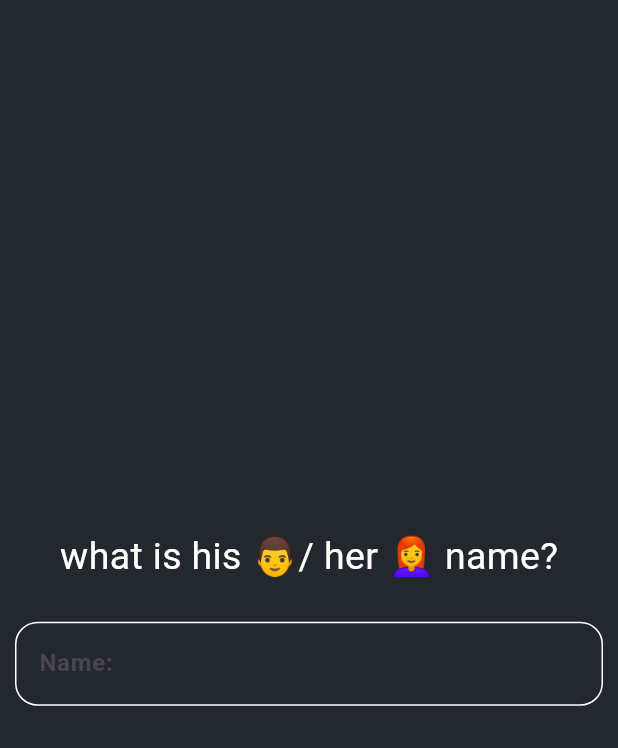
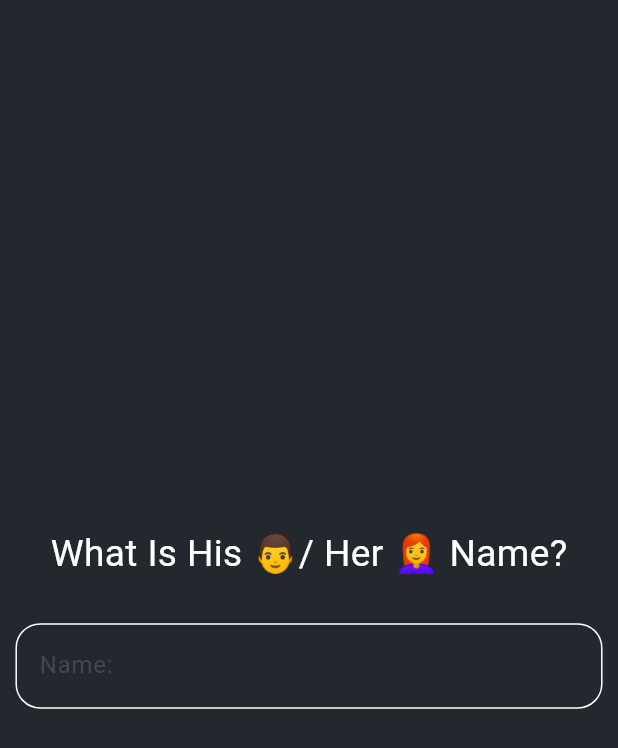
Before and after one commit to hamadadhg/birth_day_card_app, a Flutter app: the screen it shows after launch, on a phone screen of 412 x 824 dp. Shown: the top 748 px of the screen. Run offline on Flutter 3.47's test engine with Material 3 defaults, Android fonts, the phone set to English and light mode, and no system bars; our stand-ins replace flutter_bloc, go_router.

Commit message:
edit on project part four

```diff
--- a/lib/core/utils/components/custom_text_widget.dart
+++ b/lib/core/utils/components/custom_text_widget.dart
@@ -4,7 +4,7 @@ import 'package:flutter/material.dart';
 class CustomTextWidget extends StatelessWidget {
   const CustomTextWidget({
     super.key,
-    this.color = StyleToColors.kWhiteColor,
+    this.color = StyleToColors.whiteColor,
     required this.text,
     this.fontSize = 25,
     this.fontFamily = '',
--- a/lib/core/utils/constants/string_variables.dart
+++ b/lib/core/utils/constants/string_variables.dart
@@ -1,3 +1,5 @@
 final String kNameView = '/';
 
 final String kPartyView = '/PartyView';
+
+final String kBirthDayView = '/BirthDayView';
--- /dev/null
+++ b/lib/core/utils/helpers/get_scale_factor_helper.dart
@@ -0,0 +1,12 @@
+import 'package:flutter/material.dart';
+
+double getScaleFactorHelper({required BuildContext context}) {
+  double width = MediaQuery.sizeOf(context).width;
+  if (width < 600) {
+    return width / 400;
+  } else if (width < 900) {
+    return width / 700;
+  } else {
+    return width / 1000;
+  }
+}
--- a/lib/core/utils/helpers/outline_input_border_helper.dart
+++ b/lib/core/utils/helpers/outline_input_border_helper.dart
@@ -1,13 +1,14 @@
 import 'package:birthday_card_app/core/utils/styles/style_to_colors.dart';
 import 'package:flutter/material.dart';
 
-OutlineInputBorder outlineInputBorderHelper() {
+OutlineInputBorder outlineInputBorderHelper({required BuildContext context}) {
+  double height = MediaQuery.of(context).size.height;
   return OutlineInputBorder(
     borderRadius: BorderRadius.circular(
-      15,
+      height * 0.02,
     ),
     borderSide: BorderSide(
-      color: StyleToColors.kWhiteColor,
+      color: StyleToColors.whiteColor,
     ),
   );
 }
--- a/lib/core/utils/helpers/push_go_router_helper.dart
+++ b/lib/core/utils/helpers/push_go_router_helper.dart
@@ -1,9 +1,8 @@
-import 'package:birthday_card_app/core/utils/constants/string_variables.dart';
 import 'package:flutter/material.dart';
 import 'package:go_router/go_router.dart';
 
-void pushGoRouterHelper({required BuildContext context}) {
+void pushGoRouterHelper({required BuildContext context, required String view}) {
   GoRouter.of(context).push(
-    kPartyView,
+    view,
   );
 }
--- /dev/null
+++ b/lib/core/utils/helpers/responsive_size_to_text.dart
@@ -0,0 +1,14 @@
+import 'package:birthday_card_app/core/utils/helpers/get_scale_factor_helper.dart';
+import 'package:flutter/material.dart';
+
+double responsiveSizeToText(
+    {required double fontSize, required BuildContext context}) {
+  double scaleFactor = getScaleFactorHelper(context: context);
+  double newFontSize = fontSize * scaleFactor;
+  double lowerLimit = fontSize * 0.8;
+  double upperLimit = fontSize * 1.2;
+  return newFontSize.clamp(
+    lowerLimit,
+    upperLimit,
+  );
+}
--- a/lib/core/utils/router/app_router.dart
+++ b/lib/core/utils/router/app_router.dart
@@ -1,6 +1,7 @@
 import 'package:birthday_card_app/core/utils/constants/string_variables.dart';
 import 'package:birthday_card_app/features/name/presentation/views/name_view.dart';
 import 'package:birthday_card_app/features/party/presentation/views/party_view.dart';
+import 'package:birthday_card_app/main.dart';
 import 'package:go_router/go_router.dart';
 
 abstract class AppRouter {
@@ -14,6 +15,10 @@ abstract class AppRouter {
         path: kPartyView,
         builder: (context, state) => const PartyView(),
       ),
+      GoRoute(
+        path: kBirthDayView,
+        builder: (context, state) => const BirthDayCardApp(),
+      ),
     ],
   );
 }
--- a/lib/core/utils/styles/style_to_colors.dart
+++ b/lib/core/utils/styles/style_to_colors.dart
@@ -1,5 +1,5 @@
 import 'package:flutter/material.dart';
 
 abstract class StyleToColors {
-  static const Color kWhiteColor = Colors.white;
+  static const Color whiteColor = Colors.white;
 }
--- /dev/null
+++ b/lib/core/utils/styles/style_to_texts.dart
@@ -0,0 +1,14 @@
+import 'package:birthday_card_app/core/utils/styles/style_to_colors.dart';
+import 'package:flutter/widgets.dart';
+
+abstract class StyleToTexts {
+  static const TextStyle textStyle16 = TextStyle(
+    color: StyleToColors.whiteColor,
+  );
+  static const TextStyle textStyle20 = TextStyle(
+    color: StyleToColors.whiteColor,
+  );
+  static const TextStyle textStyle24 = TextStyle(
+    color: StyleToColors.whiteColor,
+  );
+}
--- a/lib/features/name/presentation/views/name_view.dart
+++ b/lib/features/name/presentation/views/name_view.dart
@@ -3,7 +3,6 @@ import 'package:flutter/material.dart';
 
 class NameView extends StatelessWidget {
   const NameView({super.key});
-  static String homeViewId = 'HomeView';
   @override
   Widget build(BuildContext context) {
     return const Scaffold(
--- a/lib/features/name/presentation/views/widgets/custom_name_view_body.dart
+++ b/lib/features/name/presentation/views/widgets/custom_name_view_body.dart
@@ -1,7 +1,9 @@
+import 'package:birthday_card_app/core/utils/constants/string_variables.dart';
 import 'package:birthday_card_app/core/utils/helpers/push_go_router_helper.dart';
+import 'package:birthday_card_app/core/utils/helpers/responsive_size_to_text.dart';
 import 'package:birthday_card_app/core/utils/managers/cubits/birth_day_cubit/birth_day_cubit.dart';
+import 'package:birthday_card_app/core/utils/styles/style_to_texts.dart';
 import 'package:birthday_card_app/features/name/presentation/views/widgets/custom_text_form_field_widget.dart';
-import 'package:birthday_card_app/core/utils/components/custom_text_widget.dart';
 import 'package:flutter/material.dart';
 import 'package:flutter_bloc/flutter_bloc.dart';
 
@@ -10,25 +12,36 @@ class CustomNameViewBody extends StatelessWidget {
 
   @override
   Widget build(BuildContext context) {
+    Size size = MediaQuery.sizeOf(context);
     return Padding(
-      padding: const EdgeInsets.symmetric(
-        horizontal: 10,
+      padding: EdgeInsets.symmetric(
+        horizontal: size.width * 0.025,
       ),
       child: Column(
         mainAxisAlignment: MainAxisAlignment.center,
         children: [
-          const CustomTextWidget(
-            text: 'What Is His 👨/ Her 👩‍🦰 Name?',
+          Text(
+            'What Is His 👨/ Her 👩‍🦰 Name?',
+            style: StyleToTexts.textStyle24.copyWith(
+              fontSize: responsiveSizeToText(
+                fontSize: 24,
+                context: context,
+              ),
+            ),
           ),
-          const SizedBox(
-            height: 25,
+          SizedBox(
+            height: size.height * 0.035,
           ),
           CustomTextFormFieldWidget(
             onChanged: (value) {
               context.read<BirthDayCubit>().name = value;
-              if (value != '') {
+            },
+            onEditingComplete: () {
+              String? value = context.read<BirthDayCubit>().name;
+              if (value != '' && value != null) {
                 pushGoRouterHelper(
                   context: context,
+                  view: kPartyView,
                 );
               }
             },
--- a/lib/features/name/presentation/views/widgets/custom_text_form_field_widget.dart
+++ b/lib/features/name/presentation/views/widgets/custom_text_form_field_widget.dart
@@ -1,42 +1,39 @@
 import 'package:birthday_card_app/core/utils/helpers/outline_input_border_helper.dart';
+import 'package:birthday_card_app/core/utils/helpers/responsive_size_to_text.dart';
 import 'package:birthday_card_app/core/utils/styles/style_to_colors.dart';
+import 'package:birthday_card_app/core/utils/styles/style_to_texts.dart';
 import 'package:flutter/material.dart';
 
 class CustomTextFormFieldWidget extends StatelessWidget {
   const CustomTextFormFieldWidget({
     super.key,
     required this.onChanged,
+    required this.onEditingComplete,
   });
   final void Function(String)? onChanged;
+  final void Function()? onEditingComplete;
   @override
   Widget build(BuildContext context) {
     return TextFormField(
       onChanged: onChanged,
-      validator: (value) {
-        if (value == null || value.isEmpty) {
-          return 'The Field Is Required';
-        }
-        return null;
-      },
-      cursorColor: StyleToColors.kWhiteColor,
-      style: const TextStyle(
-        color: StyleToColors.kWhiteColor,
+      onEditingComplete: onEditingComplete,
+      cursorColor: StyleToColors.whiteColor,
+      style: StyleToTexts.textStyle16.copyWith(
+        fontSize: responsiveSizeToText(
+          fontSize: 16,
+          context: context,
+        ),
       ),
       decoration: InputDecoration(
-        errorStyle: const TextStyle(
-          fontSize: 18,
-        ),
-        border: outlineInputBorderHelper(),
-        enabledBorder: outlineInputBorderHelper(),
-        focusedBorder: outlineInputBorderHelper(),
+        enabledBorder: outlineInputBorderHelper(context: context),
+        focusedBorder: outlineInputBorderHelper(context: context),
         labelText: 'Name:',
-        labelStyle: const TextStyle(
-          fontWeight: FontWeight.bold,
-        ),
         floatingLabelAlignment: FloatingLabelAlignment.center,
-        floatingLabelStyle: TextStyle(
-          color: StyleToColors.kWhiteColor,
-          fontSize: 20,
+        floatingLabelStyle: StyleToTexts.textStyle20.copyWith(
+          fontSize: responsiveSizeToText(
+            fontSize: 20,
+            context: context,
+          ),
         ),
       ),
     );
```
